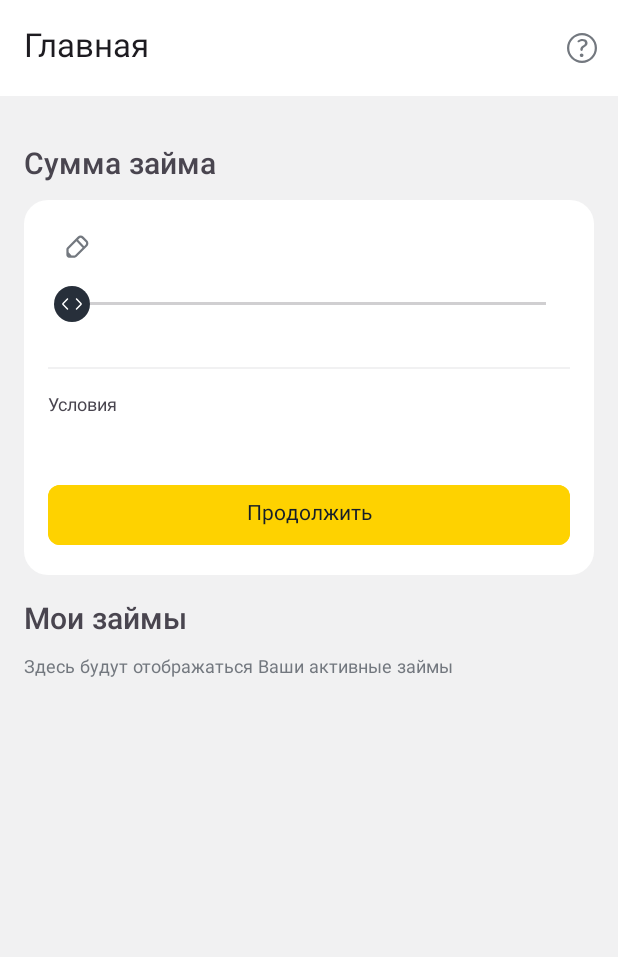
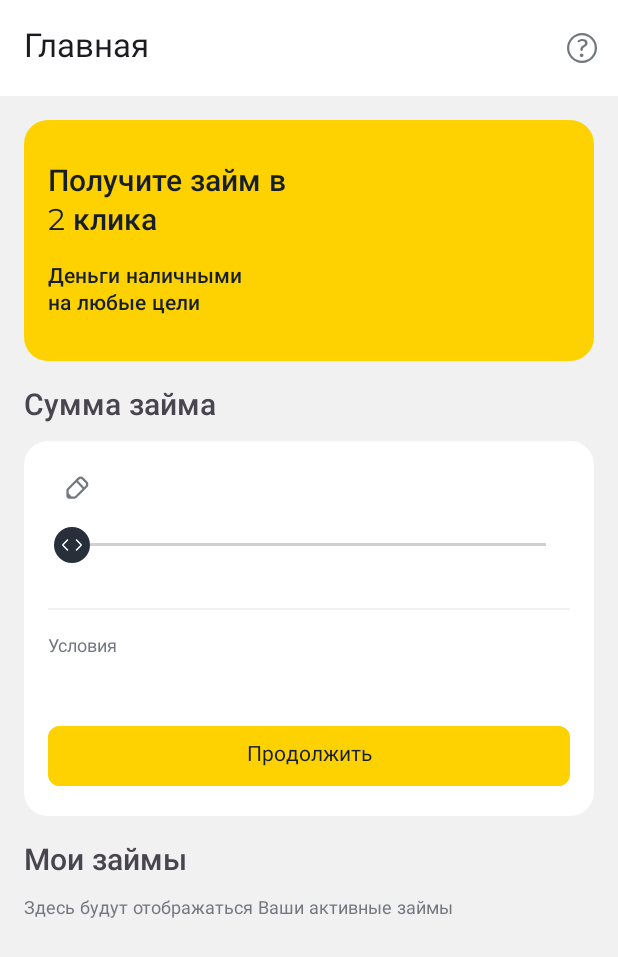
Before and after one commit to EugeneGridnev/Loans, an Android app: the fragment HomeFragment shown on its own in the app's theme, on a phone screen of 412 x 824 dp. Shown: the top 957 px of the screen. Run offline under Robolectric (Android 15) with nearby library versions, the phone set to English and light mode, and no system bars.

Commit message:
home layout changed

```diff
--- a/app/src/main/res/layout/fragment_home.xml
+++ b/app/src/main/res/layout/fragment_home.xml
@@ -30,6 +30,63 @@
             android:layout_margin="16dp"
             android:background="@drawable/banner_background">
 
+            <TextView
+                android:id="@+id/bannerTitle"
+                android:layout_width="wrap_content"
+                android:layout_height="wrap_content"
+                android:maxWidth="160dp"
+                android:layout_marginStart="16dp"
+                android:layout_marginTop="27dp"
+                android:text="@string/loan_banner_title"
+                android:textColor="@color/font_primary"
+                android:textFontWeight="500"
+                android:textSize="20sp"
+                android:lineHeight="26dp"
+                app:layout_constraintStart_toStartOf="parent"
+                app:layout_constraintTop_toTopOf="parent"
+                app:layout_constraintBottom_toTopOf="@+id/bannerText"
+                />
+
+            <TextView
+                android:id="@+id/bannerText"
+                android:layout_width="wrap_content"
+                android:layout_height="wrap_content"
+                android:layout_marginTop="12dp"
+                android:layout_marginBottom="27dp"
+                android:lineHeight="18dp"
+                android:maxWidth="145dp"
+                android:text="@string/loan_banner_text"
+                android:textColor="@color/font_primary"
+                android:textFontWeight="500"
+                android:textSize="14sp"
+                app:layout_constraintBottom_toBottomOf="parent"
+                app:layout_constraintStart_toStartOf="@+id/bannerTitle"
+                app:layout_constraintTop_toBottomOf="@+id/bannerTitle" />
+
+            <FrameLayout
+                android:layout_width="0dp"
+                android:layout_height="0dp"
+                app:layout_constraintBottom_toBottomOf="parent"
+                app:layout_constraintEnd_toEndOf="parent"
+                app:layout_constraintStart_toEndOf="@+id/bannerTitle"
+                app:layout_constraintTop_toTopOf="parent">
+
+                <FrameLayout
+                    android:layout_width="match_parent"
+                    android:layout_height="match_parent"
+                    android:layout_marginVertical="-54dp" />
+
+                <FrameLayout
+                    android:layout_width="match_parent"
+                    android:layout_height="match_parent"
+                    android:layout_marginStart="38dp"/>
+
+                <FrameLayout
+                    android:layout_width="match_parent"
+                    android:layout_height="match_parent"
+                    android:layout_marginStart="76dp"/>
+
+            </FrameLayout>
         </androidx.constraintlayout.widget.ConstraintLayout>
 
         <TextView
@@ -37,7 +94,7 @@
             android:layout_height="wrap_content"
             android:layout_marginHorizontal="16dp"
             android:lineHeight="26sp"
-            android:text="Сумма займа"
+            android:text="@string/loan_amount_title_home"
             android:textFontWeight="500"
             android:textSize="20sp" />
 
@@ -49,12 +106,14 @@
             android:background="@drawable/loan_background">
 
             <EditText
-                android:id="@+id/editText"
+                android:id="@+id/loanAmountEdit"
                 android:layout_width="wrap_content"
                 android:layout_height="0dp"
                 android:layout_marginHorizontal="16dp"
                 android:layout_marginTop="16dp"
+                android:autofillHints="0"
                 android:background="@null"
+                android:inputType="number"
                 android:lineHeight="26sp"
                 android:textFontWeight="500"
                 android:textSize="20sp"
@@ -68,9 +127,9 @@
                 android:layout_height="wrap_content"
                 android:layout_marginStart="8dp"
                 android:src="@drawable/loan_edit_icon"
-                app:layout_constraintBottom_toBottomOf="@+id/editText"
-                app:layout_constraintStart_toEndOf="@+id/editText"
-                app:layout_constraintTop_toTopOf="@+id/editText" />
+                app:layout_constraintBottom_toBottomOf="@+id/loanAmountEdit"
+                app:layout_constraintStart_toEndOf="@+id/loanAmountEdit"
+                app:layout_constraintTop_toTopOf="@+id/loanAmountEdit" />
 
             <TextView
                 android:layout_width="wrap_content"
@@ -81,9 +140,9 @@
                 android:textFontWeight="400"
                 android:textSize="12sp"
                 android:visibility="gone"
-                app:layout_constraintBottom_toBottomOf="@+id/editText"
+                app:layout_constraintBottom_toBottomOf="@+id/loanAmountEdit"
                 app:layout_constraintEnd_toEndOf="parent"
-                app:layout_constraintTop_toTopOf="@+id/editText"
+                app:layout_constraintTop_toTopOf="@+id/loanAmountEdit"
                 tools:text="Максимум 1000 ₽" />
 
 
@@ -98,26 +157,28 @@
                 android:valueTo="100.0"
                 app:layout_constraintEnd_toEndOf="parent"
                 app:layout_constraintStart_toStartOf="parent"
-                app:layout_constraintTop_toBottomOf="@+id/editText" />
+                app:layout_constraintTop_toBottomOf="@+id/loanAmountEdit" />
 
             <TextView
-                android:id="@+id/textView"
+                android:id="@+id/loanMin"
                 android:layout_width="wrap_content"
                 android:layout_height="wrap_content"
                 android:lineHeight="26sp"
                 android:textFontWeight="400"
                 android:textSize="12sp"
+                android:textColor="@color/font_secondary"
                 app:layout_constraintStart_toStartOf="@+id/loanSlider"
                 app:layout_constraintTop_toBottomOf="@+id/loanSlider"
                 tools:text="0 ₽" />
 
             <TextView
-                android:id="@+id/textView2"
+                android:id="@+id/loanMax"
                 android:layout_width="wrap_content"
                 android:layout_height="wrap_content"
                 android:lineHeight="26sp"
                 android:textFontWeight="400"
                 android:textSize="12sp"
+                android:textColor="@color/font_secondary"
                 app:layout_constraintEnd_toEndOf="@+id/loanSlider"
                 app:layout_constraintTop_toBottomOf="@+id/loanSlider"
                 tools:text="999999 ₽" />
@@ -127,33 +188,34 @@
                 android:layout_width="match_parent"
                 android:layout_height="1dp"
                 android:layout_marginHorizontal="16dp"
-                android:background="#F1F1F2"
-                app:layout_constraintEnd_toEndOf="@+id/textView2"
-                app:layout_constraintStart_toStartOf="@+id/textView"
-                app:layout_constraintTop_toBottomOf="@+id/textView" />
+                android:background="@color/bg_secondary"
+                app:layout_constraintEnd_toEndOf="@+id/loanMax"
+                app:layout_constraintStart_toStartOf="@+id/loanMin"
+                app:layout_constraintTop_toBottomOf="@+id/loanMin" />
 
             <TextView
-                android:id="@+id/textView3"
+                android:id="@+id/loanConditionsTitle"
                 android:layout_width="wrap_content"
                 android:layout_height="wrap_content"
                 android:layout_marginTop="16dp"
                 android:lineHeight="16sp"
-                android:text="Условия"
+                android:text="@string/home_condition_text"
                 android:textFontWeight="400"
                 android:textSize="12sp"
-                app:layout_constraintStart_toStartOf="@+id/textView"
+                android:textColor="@color/font_secondary"
+                app:layout_constraintStart_toStartOf="@+id/loanMin"
                 app:layout_constraintTop_toBottomOf="@+id/divider" />
 
             <TextView
-                android:id="@+id/textView4"
+                android:id="@+id/loanConditions"
                 android:layout_width="wrap_content"
                 android:layout_height="wrap_content"
                 android:lineHeight="20sp"
-                android:textColor="#151E2A"
+                android:textColor="@color/font_primary"
                 android:textFontWeight="400"
                 android:textSize="16sp"
-                app:layout_constraintStart_toStartOf="@+id/textView3"
-                app:layout_constraintTop_toBottomOf="@+id/textView3"
+                app:layout_constraintStart_toStartOf="@+id/loanConditionsTitle"
+                app:layout_constraintTop_toBottomOf="@+id/loanConditionsTitle"
                 tools:text="Под 30% на 12 дней" />
 
             <Button
@@ -162,13 +224,13 @@
                 android:layout_height="wrap_content"
                 android:layout_margin="16dp"
                 android:backgroundTint="@color/permanent_primary"
-                android:text="Продолжить"
-                android:textColor="#151E2A"
+                android:text="@string/take_loan_button_text_home"
+                android:textColor="@color/font_primary"
                 app:cornerRadius="8dp"
                 app:layout_constraintBottom_toBottomOf="parent"
                 app:layout_constraintEnd_toEndOf="parent"
                 app:layout_constraintStart_toStartOf="parent"
-                app:layout_constraintTop_toBottomOf="@+id/textView4" />
+                app:layout_constraintTop_toBottomOf="@+id/loanConditions" />
 
         </androidx.constraintlayout.widget.ConstraintLayout>
 
@@ -178,7 +240,7 @@
             android:layout_marginHorizontal="16dp"
             android:layout_marginTop="16dp"
             android:lineHeight="26sp"
-            android:text="Мои займы"
+            android:text="@string/my_loans_title_home"
             android:textFontWeight="500"
             android:textSize="20sp" />
 
@@ -188,11 +250,40 @@
             android:layout_marginHorizontal="16dp"
             android:layout_marginTop="8dp"
             android:lineHeight="16sp"
-            android:text="Здесь будут отображаться Ваши активные займы"
+            android:text="@string/no_loans_hint_home"
             android:textColor="#73787F"
             android:textFontWeight="400"
             android:textSize="12sp" />
 
+        <LinearLayout
+            android:id="@+id/loanList"
+            android:layout_width="match_parent"
+            android:layout_height="wrap_content"
+            android:layout_marginHorizontal="16dp"
+            android:layout_marginTop="8dp"
+            android:layout_marginBottom="16dp"
+            android:background="@drawable/loan_background"
+            android:orientation="vertical"
+            android:visibility="gone">
+
+            <androidx.recyclerview.widget.RecyclerView
+                android:id="@+id/homeLoanRecycler"
+                android:layout_width="match_parent"
+                android:layout_height="wrap_content"
+                android:layout_marginVertical="16dp"/>
+
+            <Button
+                android:id="@+id/allLoansButton"
+                android:layout_width="match_parent"
+                android:layout_height="wrap_content"
+                android:layout_marginHorizontal="16dp"
+                android:layout_marginBottom="16dp"
+                android:backgroundTint="@color/bg_secondary"
+                android:text="@string/look_all_loans_button_text"
+                android:textColor="@color/font_primary"
+                app:cornerRadius="8dp"/>
+
+        </LinearLayout>
 
     </LinearLayout>
 
--- a/app/src/main/res/values/strings.xml
+++ b/app/src/main/res/values/strings.xml
@@ -55,4 +55,5 @@
     <string name="loan_banner_title">Получите займ в 2 клика</string>
     <string name="loan_banner_text">Деньги наличными на любые цели</string>
     <string name="user_name_taken_registeration_error">Имя пользовател занято</string>
+    <string name="look_all_loans_button_text">Посмотреть все</string>
 </resources>
```
